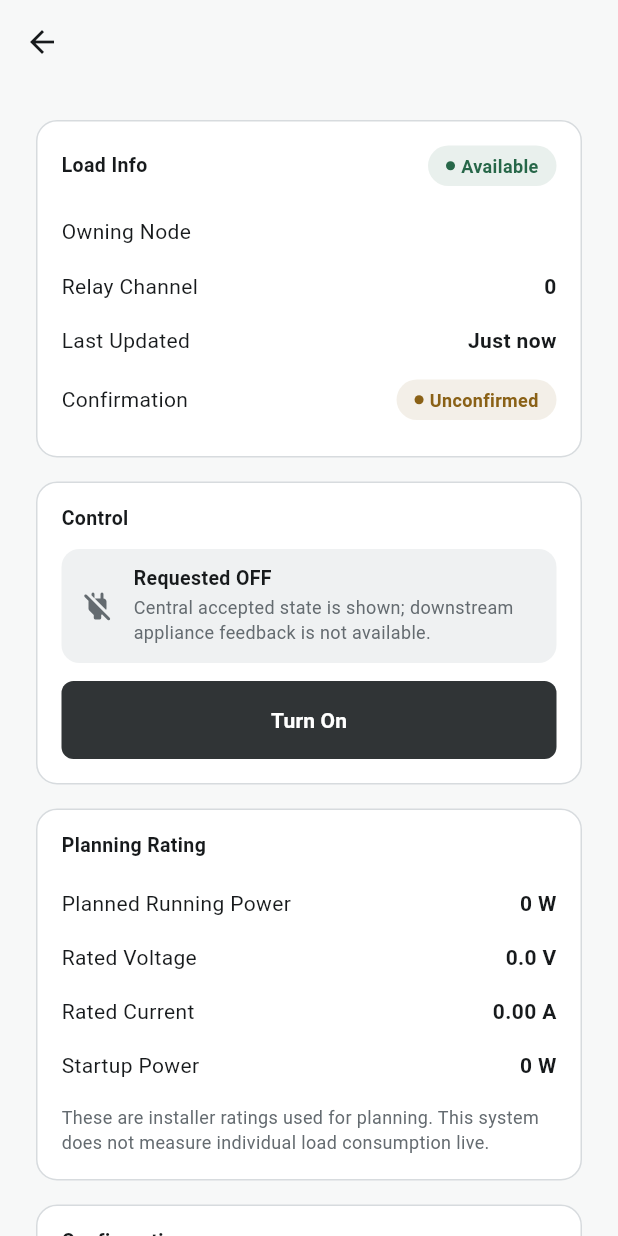
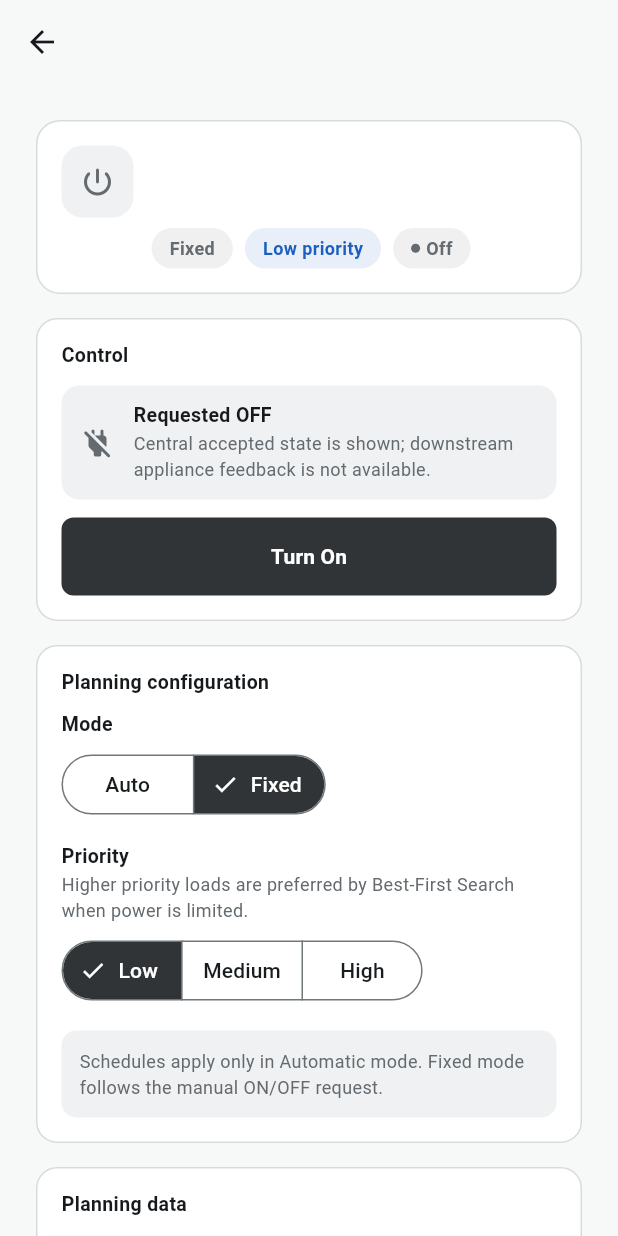
Before and after one commit to SilasChalwe/kilowatts-mobile, a Flutter app: the LoadDetailsScreen screen opened directly with empty values, on a phone screen of 412 x 824 dp. Run offline on Flutter 3.47's test engine with Material 3 defaults, Android fonts, the phone set to English and light mode, and no system bars; our stand-ins replace cloud_firestore, firebase_auth, firebase_core, flutter_secure_storage, shared_preferences; missing offline and left inert: mqtt_client; accounts and stored records are empty.

Commit message:
Polish load configuration flow and feedback

```diff
--- a/lib/features/loads/screens/load_details_screen.dart
+++ b/lib/features/loads/screens/load_details_screen.dart
@@ -4,6 +4,7 @@ import '../../../core/app_state/app_state_scope.dart';
 import '../../../core/services/command_outcome.dart';
 import '../../../core/theme/app_colors.dart';
 import '../../../core/theme/app_spacing.dart';
+import '../../../core/theme/app_text_styles.dart';
 import '../../../core/utils/formatters.dart';
 import '../../../core/widgets/primary_button.dart';
 import '../../../core/widgets/section_card.dart';
@@ -28,13 +29,19 @@ class _LoadDetailsScreenState extends State<LoadDetailsScreen> {
   late int _priority = widget.load.priority;
   late LoadSchedule _schedule = widget.load.schedule;
   bool _isSaving = false;
-  String? _saveError;
+  String? _saveMessage;
+  bool _saveFailed = false;
 
   Future<void> _saveConfiguration() async {
     setState(() {
       _isSaving = true;
-      _saveError = null;
+      _saveMessage = 'Sending configuration to Central…';
+      _saveFailed = false;
     });
+
+    final effectiveSchedule = _mode == LoadMode.fixed
+        ? LoadSchedule.disabled
+        : _schedule;
 
     final outcome = await AppStateScope.of(context).updateLoadConfiguration(
       nodeMac: widget.load.owningNodeMac,
@@ -43,15 +50,19 @@ class _LoadDetailsScreenState extends State<LoadDetailsScreen> {
       currentRequestedState:
           widget.load.requestedState ?? widget.load.confirmedState ?? false,
       priority: _priority,
-      schedule: _schedule,
+      schedule: effectiveSchedule,
     );
 
     if (!mounted) return;
     setState(() {
       _isSaving = false;
-      _saveError = outcome.status == CommandStatus.failed
-          ? outcome.message
-          : null;
+      _saveFailed = outcome.status == CommandStatus.failed;
+      _saveMessage = outcome.status == CommandStatus.confirmed
+          ? 'Configuration confirmed by Central.'
+          : outcome.message ?? 'Central rejected this configuration.';
+      if (!_saveFailed && _mode == LoadMode.fixed) {
+        _schedule = LoadSchedule.disabled;
+      }
     });
   }
 
@@ -64,6 +75,7 @@ class _LoadDetailsScreenState extends State<LoadDetailsScreen> {
       builder: (context, loads, _) {
         final matches = loads.where((l) => l.id == widget.load.id);
         final load = matches.isEmpty ? widget.load : matches.first;
+        final priorityLevel = LoadPriorityLevel.bucketFor(load.priority);
 
         return Scaffold(
           appBar: AppBar(title: Text(load.name)),
@@ -71,37 +83,77 @@ class _LoadDetailsScreenState extends State<LoadDetailsScreen> {
             child: ListView(
               padding: const EdgeInsets.all(AppSpacing.lg),
               children: [
-                SectionCard(
-                  title: 'Load Info',
-                  trailing: StatusBadge(
-                    label: load.available ? 'Available' : 'Unavailable',
-                    tone: load.available
-                        ? StatusTone.positive
-                        : StatusTone.negative,
+                Container(
+                  padding: const EdgeInsets.all(AppSpacing.md),
+                  decoration: BoxDecoration(
+                    color: AppColors.surface,
+                    borderRadius: BorderRadius.circular(16),
+                    border: Border.all(color: AppColors.border),
                   ),
-                  child: Column(
+                  child: Row(
+                    crossAxisAlignment: CrossAxisAlignment.start,
                     children: [
-                      SectionRow(
-                        label: 'Owning Node',
-                        value: load.owningNodeName ?? load.owningNodeMac,
+                      Container(
+                        width: 48,
+                        height: 48,
+                        decoration: BoxDecoration(
+                          color: load.displayState == true
+                              ? AppColors.success.withValues(alpha: 0.10)
+                              : AppColors.surfaceMuted,
+                          borderRadius: BorderRadius.circular(14),
+                        ),
+                        child: Icon(
+                          load.displayState == true
+                              ? Icons.flash_on_rounded
+                              : Icons.power_settings_new_rounded,
+                          color: load.displayState == true
+                              ? AppColors.success
+                              : AppColors.textSecondary,
+                        ),
                       ),
-                      SectionRow(
-                        label: 'Relay Channel',
-                        value: '${load.relayPin}',
+                      const SizedBox(width: AppSpacing.sm),
+                      Expanded(
+                        child: Column(
+                          crossAxisAlignment: CrossAxisAlignment.start,
+                          children: [
+                            Text(load.name, style: AppTextStyles.title),
+                            const SizedBox(height: 3),
+                            Text(
+                              load.owningNodeName ?? load.owningNodeMac,
+                              style: AppTextStyles.caption,
+                            ),
+                            const SizedBox(height: AppSpacing.xs),
+                            Wrap(
+                              spacing: AppSpacing.xs,
+                              runSpacing: AppSpacing.xs,
+                              children: [
+                                StatusBadge(
+                                  label: load.mode == LoadMode.auto
+                                      ? 'Automatic'
+                                      : 'Fixed',
+                                  tone: StatusTone.neutral,
+                                  showDot: false,
+                                ),
+                                StatusBadge(
+                                  label: '${priorityLevel.label} priority',
+                                  tone: StatusTone.info,
+                                  showDot: false,
+                                ),
+                                StatusBadge(
+                                  label: load.available
+                                      ? (load.displayState == true ? 'On' : 'Off')
+                                      : 'Unavailable',
+                                  tone: !load.available
+                                      ? StatusTone.negative
+                                      : load.displayState == true
+                                          ? StatusTone.positive
+                                          : StatusTone.neutral,
+                                ),
+                              ],
+                            ),
+                          ],
+                        ),
                       ),
-                      SectionRow(
-                        label: 'Last Updated',
-                        value: Formatters.relativeTime(load.lastUpdated),
-                      ),
-                      if (load.confirmedState != null &&
-                          !load.confirmedStateValid)
-                        const SectionRow(
-                          label: 'Confirmation',
-                          valueWidget: StatusBadge(
-                            label: 'Unconfirmed',
-                            tone: StatusTone.warning,
-                          ),
-                        ),
                     ],
                   ),
                 ),
@@ -112,94 +164,112 @@ class _LoadDetailsScreenState extends State<LoadDetailsScreen> {
                 ),
                 const SizedBox(height: AppSpacing.md),
                 SectionCard(
-                  title: 'Planning Rating',
+                  title: 'Planning configuration',
                   child: Column(
                     crossAxisAlignment: CrossAxisAlignment.start,
                     children: [
-                      SectionRow(
-                        label: 'Planned Running Power',
-                        value: Formatters.power(load.plannedPowerW),
+                      const Text('Mode', style: AppTextStyles.label),
+                      const SizedBox(height: AppSpacing.xs),
+                      LoadModeSelector(
+                        value: _mode,
+                        onChanged: (value) {
+                          setState(() {
+                            _mode = value;
+                            _saveMessage = null;
+                          });
+                        },
                       ),
-                      SectionRow(
-                        label: 'Rated Voltage',
-                        value: load.ratedVoltageV == null
-                            ? 'Unavailable'
-                            : '${load.ratedVoltageV!.toStringAsFixed(1)} V',
-                      ),
-                      SectionRow(
-                        label: 'Rated Current',
-                        value: load.ratedCurrentA == null
-                            ? 'Unavailable'
-                            : '${load.ratedCurrentA!.toStringAsFixed(2)} A',
-                      ),
-                      SectionRow(
-                        label: 'Startup Power',
-                        value: Formatters.power(load.startupPowerW),
+                      const SizedBox(height: AppSpacing.md),
+                      const Text('Priority', style: AppTextStyles.label),
+                      const SizedBox(height: 2),
+                      Text(
+                        'Higher priority loads are preferred by Best-First Search when power is limited.',
+                        style: AppTextStyles.caption,
                       ),
                       const SizedBox(height: AppSpacing.xs),
-                      const Text(
-                        'These are installer ratings used for planning. This system does not measure individual load consumption live.',
-                        style: TextStyle(color: AppColors.textSecondary, fontSize: 12),
+                      PrioritySelector(
+                        value: _priority,
+                        onChanged: (value) {
+                          setState(() {
+                            _priority = value;
+                            _saveMessage = null;
+                          });
+                        },
                       ),
+                      const SizedBox(height: AppSpacing.md),
+                      if (_mode == LoadMode.auto) ...[
+                        const Text('Preferred schedule', style: AppTextStyles.label),
+                        const SizedBox(height: 2),
+                        const Text(
+                          'The load remains automatic; this window only changes when it is eligible to be selected.',
+                          style: AppTextStyles.caption,
+                        ),
+                        const SizedBox(height: AppSpacing.xs),
+                        ScheduleEditor(
+                          schedule: _schedule,
+                          onChanged: (schedule) {
+                            setState(() {
+                              _schedule = schedule;
+                              _saveMessage = null;
+                            });
+                          },
+                        ),
+                      ] else
+                        Container(
+                          width: double.infinity,
+                          padding: const EdgeInsets.all(AppSpacing.sm),
+                          decoration: BoxDecoration(
+                            color: AppColors.surfaceMuted,
+                            borderRadius: BorderRadius.circular(10),
+                          ),
+                          child: const Text(
+                            'Schedules apply only in Automatic mode. Fixed mode follows the manual ON/OFF request.',
+                            style: AppTextStyles.caption,
+                          ),
+                        ),
                     ],
                   ),
                 ),
                 const SizedBox(height: AppSpacing.md),
                 SectionCard(
-                  title: 'Configuration',
+                  title: 'Planning data',
                   child: Column(
-                    crossAxisAlignment: CrossAxisAlignment.start,
                     children: [
-                      const Text(
-                        'Mode',
-                        style: TextStyle(
-                          fontWeight: FontWeight.w600,
-                          fontSize: 13,
-                        ),
+                      SectionRow(
+                        label: 'Planned running power',
+                        value: Formatters.power(load.plannedPowerW),
+                      ),
+                      SectionRow(
+                        label: 'Relay channel',
+                        value: '${load.relayPin}',
+                      ),
+                      SectionRow(
+                        label: 'Last update',
+                        value: Formatters.relativeTime(load.lastUpdated),
                       ),
                       const SizedBox(height: AppSpacing.xs),
-                      LoadModeSelector(
-                        value: _mode,
-                        onChanged: (v) => setState(() => _mode = v),
-                      ),
-                      const SizedBox(height: AppSpacing.sm),
-                      const Text(
-                        'Priority',
-                        style: TextStyle(
-                          fontWeight: FontWeight.w600,
-                          fontSize: 13,
+                      const Align(
+                        alignment: Alignment.centerLeft,
+                        child: Text(
+                          'Power is the installer-entered planning rating, not live per-load metering.',
+                          style: AppTextStyles.caption,
                         ),
-                      ),
-                      const SizedBox(height: AppSpacing.xs),
-                      PrioritySelector(
-                        value: _priority,
-                        onChanged: (v) => setState(() => _priority = v),
                       ),
                     ],
                   ),
                 ),
-                const SizedBox(height: AppSpacing.md),
-                SectionCard(
-                  title: 'Schedule',
-                  child: ScheduleEditor(
-                    schedule: _schedule,
-                    onChanged: (s) => setState(() => _schedule = s),
-                  ),
-                ),
                 const SizedBox(height: AppSpacing.lg),
                 PrimaryButton(
-                  label: 'Save Configuration',
+                  label: _isSaving ? 'Waiting for Central…' : 'Apply configuration',
                   isLoading: _isSaving,
-                  onPressed: _saveConfiguration,
+                  onPressed: _isSaving ? null : _saveConfiguration,
                 ),
-                if (_saveError != null) ...[
+                if (_saveMessage != null) ...[
                   const SizedBox(height: AppSpacing.xs),
-                  Text(
-                    _saveError!,
-                    style: const TextStyle(
-                      color: AppColors.error,
-                      fontSize: 12,
-                    ),
+                  _SaveFeedback(
+                    message: _saveMessage!,
+                    failed: _saveFailed,
+                    pending: _isSaving,
                   ),
                 ],
               ],
@@ -210,3 +280,52 @@ class _LoadDetailsScreenState extends State<LoadDetailsScreen> {
     );
   }
 }
+
+class _SaveFeedback extends StatelessWidget {
+  const _SaveFeedback({
+    required this.message,
+    required this.failed,
+    required this.pending,
+  });
+
+  final String message;
+  final bool failed;
+  final bool pending;
+
+  @override
+  Widget build(BuildContext context) {
+    final color = failed
+        ? AppColors.error
+        : pending
+            ? AppColors.info
+            : AppColors.success;
+    return Container(
+      width: double.infinity,
+      padding: const EdgeInsets.all(AppSpacing.sm),
+      decoration: BoxDecoration(
+        color: color.withValues(alpha: 0.08),
+        borderRadius: BorderRadius.circular(10),
+      ),
+      child: Row(
+        children: [
+          Icon(
+            failed
+                ? Icons.error_outline_rounded
+                : pending
+                    ? Icons.sync_rounded
+                    : Icons.check_circle_outline_rounded,
+            size: 17,
+            color: color,
+          ),
+          const SizedBox(width: AppSpacing.xs),
+          Expanded(
+            child: Text(
+              message,
+              style: AppTextStyles.caption.copyWith(color: color),
+            ),
+          ),
+        ],
+      ),
+    );
+  }
+}
```
